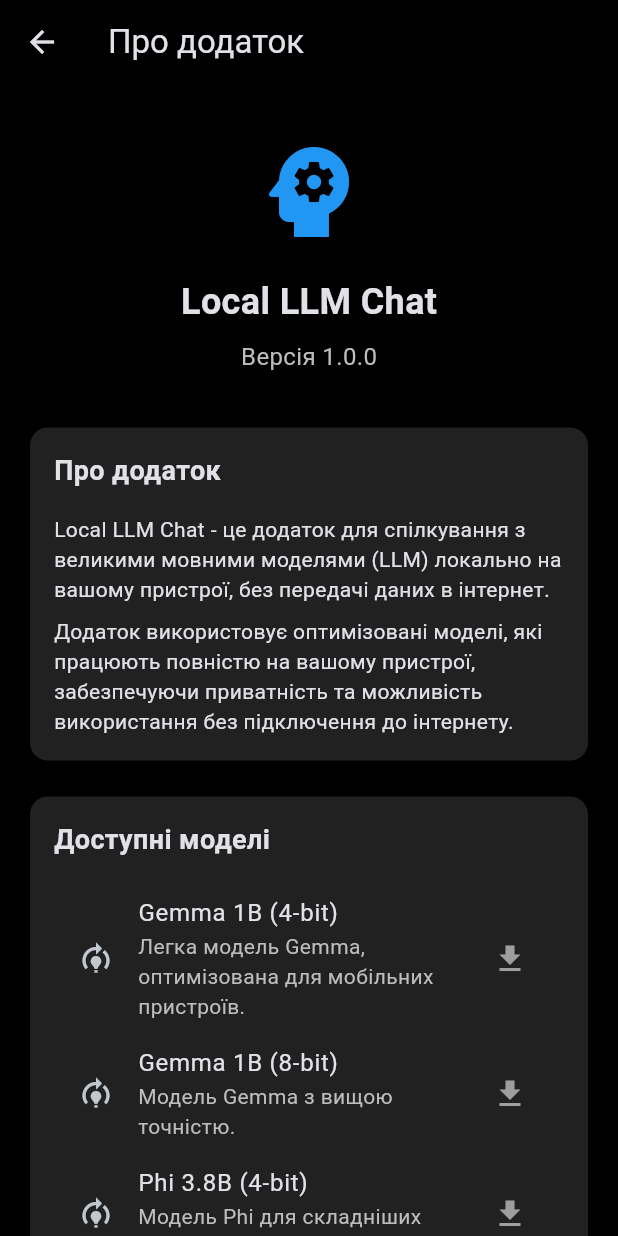
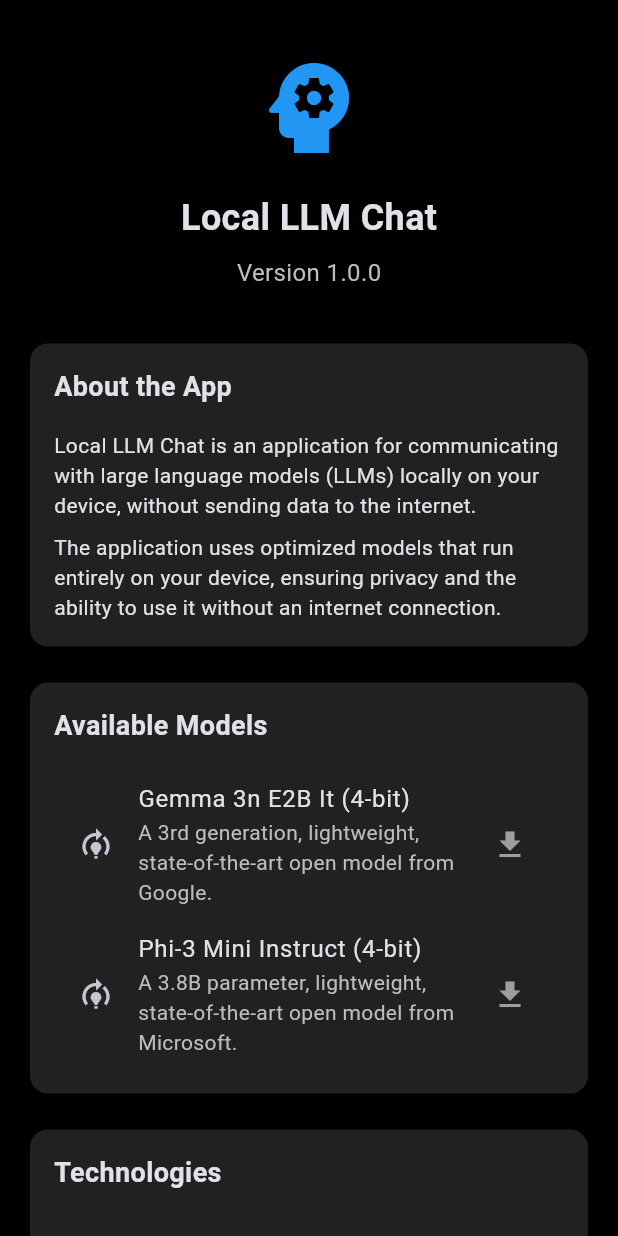
Before and after one commit to abmintest2636/llm, a Flutter app: the InfoScreen widget shown alone on an empty page, opened directly, on a phone screen of 412 x 824 dp. Run offline on Flutter 3.47's test engine with Material 3 defaults, Android fonts, the phone set to English and light mode, and no system bars; our stand-ins replace animated_text_kit, flutter_markdown, shared_preferences, sqflite; missing offline and left inert: dart:ffi; accounts and stored records are empty; statements that could not run were skipped.

Commit message:
Feat: Refactor navigation and add new models
This commit introduces a major architectural refactor to fix a navigation-related crash and adds new, user-requested models.

The key changes are:

1.  **Centralized Navigation:** The app's navigation has been centralized in the `AppScaffold` widget. This widget now manages a single `Scaffold` with a persistent `AppBar` and `NavigationDrawer`, resolving a crash caused by nested `Scaffolds` and an unstable navigation history.
2.  **State Management Refactor:** The state of the currently active chat has been lifted from the `ChatScreen` into the `ChatStorage` provider. This allows the `AppScaffold` to access the current chat's title and build the `AppBar` dynamically, while keeping the screen widgets stateless and clean.
3.  **Screen Refactoring:** The `ChatScreen`, `ModelsScreen`, `SettingsScreen`, and `InfoScreen` have all been refactored to remove their individual `Scaffolds` and `AppBars`. They are now simple body widgets rendered by the main `AppScaffold`.
4.  **Added New Models:** The list of pre-defined models has been updated to include the correct 3rd generation Gemma model (`gemma-3n-E2B-it`) and Phi-3 Mini, with direct download links from Hugging Face.
5.  **UI Text Standardization:** All UI text in the modified files has been translated to English for consistency.

```diff
--- a/lib/screens/info_screen.dart
+++ b/lib/screens/info_screen.dart
@@ -8,13 +8,9 @@ class InfoScreen extends StatelessWidget {
 
   @override
   Widget build(BuildContext context) {
-    return Scaffold(
-      appBar: AppBar(
-        title: const Text('Про додаток'),
-      ),
-      body: SingleChildScrollView(
-        padding: const EdgeInsets.all(16),
-        child: Column(
+    return SingleChildScrollView(
+      padding: const EdgeInsets.all(16),
+      child: Column(
           crossAxisAlignment: CrossAxisAlignment.start,
           children: [
             const SizedBox(height: 16),
@@ -36,7 +32,7 @@ class InfoScreen extends StatelessWidget {
                   ),
                   const SizedBox(height: 8),
                   Text(
-                    'Версія 1.0.0',
+                    'Version 1.0.0',
                     style: TextStyle(
                       fontSize: 16,
                       color: Colors.grey[400],
@@ -53,7 +49,7 @@ class InfoScreen extends StatelessWidget {
                   crossAxisAlignment: CrossAxisAlignment.start,
                   children: [
                     Text(
-                      'Про додаток',
+                      'About the App',
                       style: TextStyle(
                         fontSize: 18,
                         fontWeight: FontWeight.bold,
@@ -61,11 +57,11 @@ class InfoScreen extends StatelessWidget {
                     ),
                     SizedBox(height: 16),
                     Text(
-                      'Local LLM Chat - це додаток для спілкування з великими мовними моделями (LLM) локально на вашому пристрої, без передачі даних в інтернет.',
+                      'Local LLM Chat is an application for communicating with large language models (LLMs) locally on your device, without sending data to the internet.',
                     ),
                     SizedBox(height: 8),
                     Text(
-                      'Додаток використовує оптимізовані моделі, які працюють повністю на вашому пристрої, забезпечуючи приватність та можливість використання без підключення до інтернету.',
+                      'The application uses optimized models that run entirely on your device, ensuring privacy and the ability to use it without an internet connection.',
                     ),
                   ],
                 ),
@@ -79,7 +75,7 @@ class InfoScreen extends StatelessWidget {
                   crossAxisAlignment: CrossAxisAlignment.start,
                   children: [
                     const Text(
-                      'Доступні моделі',
+                      'Available Models',
                       style: TextStyle(
                         fontSize: 18,
                         fontWeight: FontWeight.bold,
@@ -115,7 +111,7 @@ class InfoScreen extends StatelessWidget {
                   crossAxisAlignment: CrossAxisAlignment.start,
                   children: [
                     Text(
-                      'Технології',
+                      'Technologies',
                       style: TextStyle(
                         fontSize: 18,
                         fontWeight: FontWeight.bold,
@@ -125,17 +121,17 @@ class InfoScreen extends StatelessWidget {
                     ListTile(
                       leading: Icon(Icons.flutter_dash),
                       title: Text('Flutter'),
-                      subtitle: Text('Фреймворк для розробки кросплатформенних додатків'),
+                      subtitle: Text('Framework for developing cross-platform applications'),
                     ),
                     ListTile(
                       leading: Icon(Icons.code),
                       title: Text('llama.cpp'),
-                      subtitle: Text('Бібліотека для запуску LLM-моделей на пристроях з обмеженими ресурсами'),
+                      subtitle: Text('Library for running LLM models on devices with limited resources'),
                     ),
                     ListTile(
                       leading: Icon(Icons.memory),
                       title: Text('Quantization'),
-                      subtitle: Text('Технологія для зменшення розміру моделей зі збереженням продуктивності'),
+                      subtitle: Text('Technology for reducing model size while maintaining performance'),
                     ),
                   ],
                 ),
@@ -149,7 +145,7 @@ class InfoScreen extends StatelessWidget {
                   crossAxisAlignment: CrossAxisAlignment.start,
                   children: [
                     Text(
-                      'Ліцензія',
+                      'License',
                       style: TextStyle(
                         fontSize: 18,
                         fontWeight: FontWeight.bold,
@@ -157,15 +153,15 @@ class InfoScreen extends StatelessWidget {
                     ),
                     SizedBox(height: 16),
                     Text(
-                      'Цей додаток розповсюджується під ліцензією MIT. Моделі мають свої окремі ліцензії та умови використання.',
+                      'This application is distributed under the MIT license. The models have their own separate licenses and terms of use.',
                     ),
                     SizedBox(height: 8),
                     Text(
-                      'Gemma - © 2024 Google, розповсюджується під ліцензією Gemma Terms.',
+                      'Gemma - © 2024 Google, distributed under the Gemma Terms license.',
                     ),
                     SizedBox(height: 8),
                     Text(
-                      'Phi - © 2024 Microsoft, розповсюджується під ліцензією Microsoft Phi License.',
+                      'Phi - © 2024 Microsoft, distributed under the Microsoft Phi License.',
                     ),
                   ],
                 ),
--- a/lib/services/model_manager.dart
+++ b/lib/services/model_manager.dart
@@ -25,43 +25,27 @@ class ModelManager extends ChangeNotifier {
     _prefs = await SharedPreferences.getInstance();
     _activeModelId = _prefs.getString('active_model_id');
 
-    // Додавання визначених моделей
+    // Add pre-defined models
     _models = [
       LlmModel(
-        id: 'gemma-1b-4bit',
-        name: 'Gemma 1B (4-bit)',
-        description: 'Легка модель Gemma, оптимізована для мобільних пристроїв.',
-        url: 'https://example.com/models/gemma-1b-4bit.bin',
-        size: 256 * 1024 * 1024, // ~256 MB
+        id: 'gemma-3n-E2B-it-Q4_K_M',
+        name: 'Gemma 3n E2B It (4-bit)',
+        description: 'A 3rd generation, lightweight, state-of-the-art open model from Google.',
+        url: 'https://huggingface.co/unsloth/gemma-3n-E2B-it-GGUF/resolve/main/gemma-3n-E2B-it-Q4_K_M.gguf?download=true',
+        size: 3030000000, // ~3.03 GB
         quantization: QuantizationType.bit4,
       ),
       LlmModel(
-        id: 'gemma-1b-8bit',
-        name: 'Gemma 1B (8-bit)',
-        description: 'Модель Gemma з вищою точністю.',
-        url: 'https://example.com/models/gemma-1b-8bit.bin',
-        size: 512 * 1024 * 1024, // ~512 MB
-        quantization: QuantizationType.bit8,
-      ),
-      LlmModel(
-        id: 'phi-3-8b-4bit',
-        name: 'Phi 3.8B (4-bit)',
-        description: 'Модель Phi для складніших завдань.',
-        url: 'https://example.com/models/phi-3-8b-4bit.bin',
-        size: 1024 * 1024 * 1024, // ~1 GB
+        id: 'phi-3-mini-4k-instruct-q4',
+        name: 'Phi-3 Mini Instruct (4-bit)',
+        description: 'A 3.8B parameter, lightweight, state-of-the-art open model from Microsoft.',
+        url: 'https://huggingface.co/microsoft/Phi-3-mini-4k-instruct-gguf/resolve/main/Phi-3-mini-4k-instruct-q4.gguf?download=true',
+        size: 2390000000, // ~2.39 GB
         quantization: QuantizationType.bit4,
-      ),
-      LlmModel(
-        id: 'phi-3-8b-8bit',
-        name: 'Phi 3.8B (8-bit)',
-        description: 'Модель Phi з вищою точністю.',
-        url: 'https://example.com/models/phi-3-8b-8bit.bin',
-        size: 2048 * 1024 * 1024, // ~2 GB
-        quantization: QuantizationType.bit8,
       ),
     ];
 
-    // Перевірка, які моделі вже завантажені
+    // Check which models are already downloaded
     await _checkDownloadedModels();
   }
 
@@ -103,7 +87,7 @@ class ModelManager extends ChangeNotifier {
     final modelsDir = await _getModelsDirectory();
     final modelFile = File('${modelsDir.path}/${model.id}.bin');
 
-    // Оновлення статусу моделі на "завантажується"
+    // Update model status to "downloading"
     _models[modelIndex] = model.copyWith(
       status: ModelStatus.downloading,
       downloadProgress: 0.0,
@@ -153,7 +137,7 @@ class ModelManager extends ChangeNotifier {
           cancelOnError: true,
         );
 
-        // Чекаємо завершення завантаження
+        // Wait for the download to complete
         await subscription.asFuture();
       } else {
         _models[modelIndex] = model.copyWith(
@@ -201,12 +185,12 @@ class ModelManager extends ChangeNotifier {
     final modelIndex = _models.indexWhere((m) => m.id == modelId);
     if (modelIndex == -1) return false;
 
-    // Перевірка, чи модель завантажена
+    // Check if the model is downloaded
     if (_models[modelIndex].status != ModelStatus.downloaded) {
       return false;
     }
 
-    // Оновлення попередньої активної моделі
+    // Update the previous active model
     if (_activeModelId != null) {
       final oldActiveIndex = _models.indexWhere((m) => m.id == _activeModelId);
       if (oldActiveIndex != -1) {
@@ -216,7 +200,7 @@ class ModelManager extends ChangeNotifier {
       }
     }
 
-    // Встановлення нової активної моделі
+    // Set the new active model
     _models[modelIndex] = _models[modelIndex].copyWith(
       status: ModelStatus.active,
     );
```
Also changed, not shown: lib/main.dart (+51 -4 lines), lib/screens/chat_screen.dart (+15 -115 lines), lib/screens/models_screen.dart (+13 -17 lines), lib/screens/settings_screen.dart (+6 -15 lines), lib/services/chat_storage.dart (+23 -2 lines).
